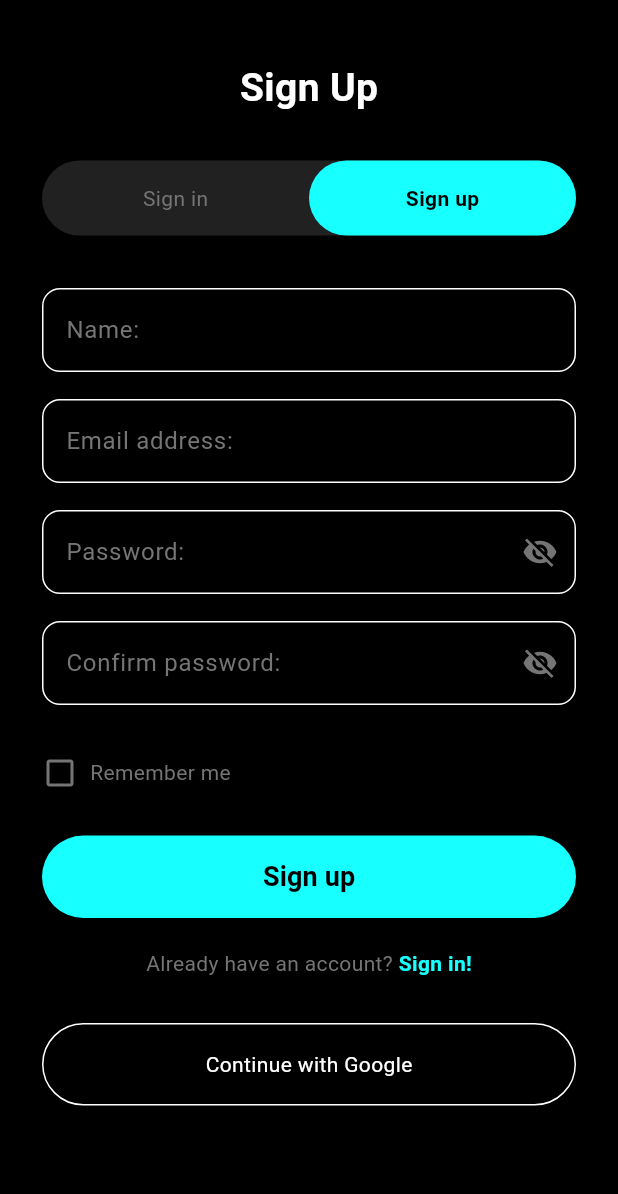
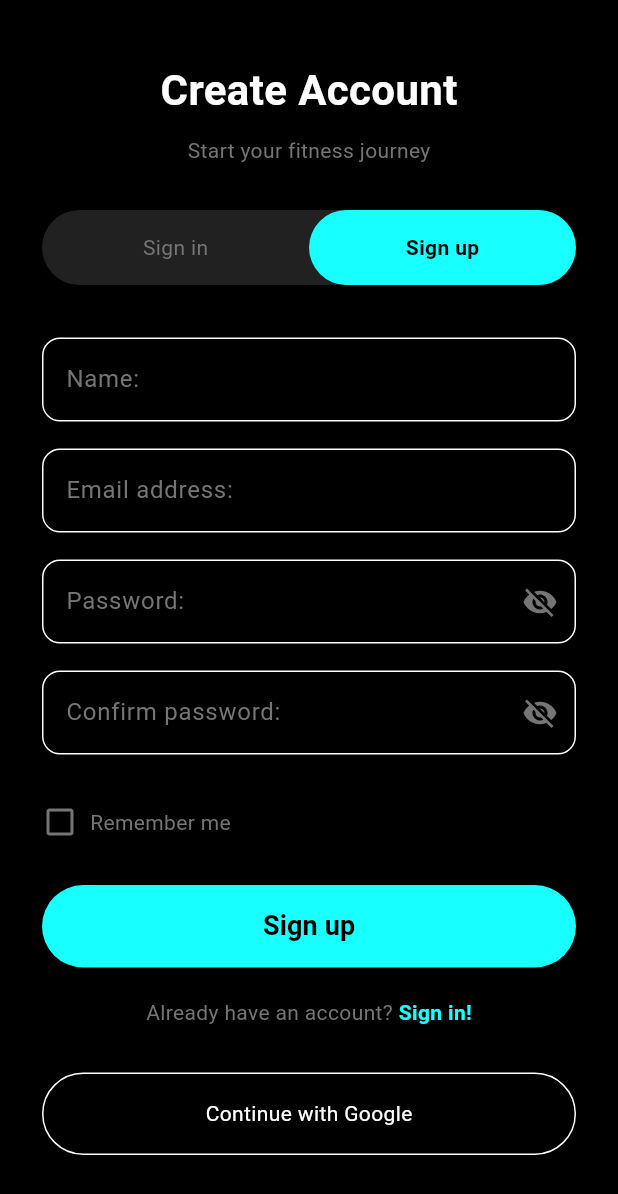
Before and after one commit to AjoobKansakar/KasRrat, a Flutter app: the screen it shows after launch, after a tap on "Sign up", on a phone screen of 412 x 824 dp. Shown: the top 1194 px of the screen. Run offline on Flutter 3.47's test engine with Material 3 defaults, Android fonts, the phone set to English and light mode, and no system bars; our stand-ins replace supabase_flutter; accounts and stored records are empty.

Commit message:
UI update

```diff
--- a/kasrrat/lib/screens/login.dart
+++ b/kasrrat/lib/screens/login.dart
@@ -77,7 +77,7 @@
                 ),
                 const SizedBox(height: 10),
                 const Text(
-                  "Login to continue your training",
+                  "Sign in to continue your training",
                   style: TextStyle(color: AppColors.textGrey),
                 ),
                 const SizedBox(height: 30),
@@ -148,7 +148,7 @@
                     onPressed: _isLoading ? null : _handleLogin,
                     child: _isLoading
                       ? const CircularProgressIndicator(color: Colors.black)
-                      : const Text("Login",
+                      : const Text("Sign in",
                           style: TextStyle(color: Colors.black, fontWeight: FontWeight.bold, fontSize: 18)),
                   ),
                 ),
--- a/kasrrat/lib/screens/signup.dart
+++ b/kasrrat/lib/screens/signup.dart
@@ -89,8 +89,13 @@
               children: [
                 const SizedBox(height: 40),
                 const Text(
-                  "Sign Up",
-                  style: TextStyle(fontSize: 26, fontWeight: FontWeight.bold, color: Colors.white),
+                  "Create Account",
+                  style: TextStyle(fontSize: 28, fontWeight: FontWeight.bold, color: Colors.white),
+                ),
+                const SizedBox(height: 10),
+                const Text(
+                  "Start your fitness journey",
+                  style: TextStyle(color: AppColors.textGrey),
                 ),
                 const SizedBox(height: 30),
 
```
